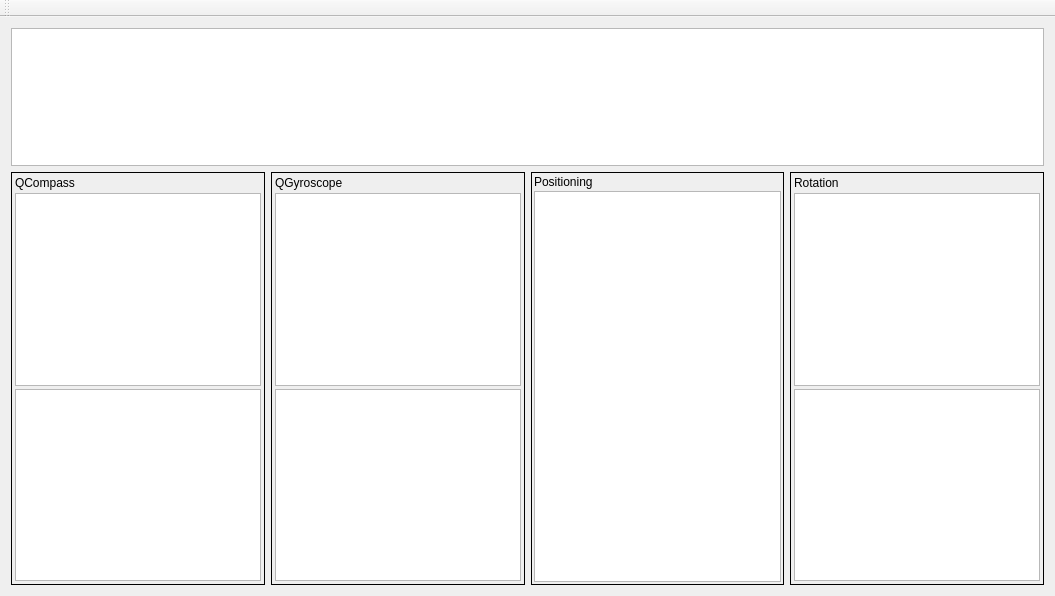
This is Sandbox/Ivan/Ivan_QtSensorTest/ivan_qtsensortest.ui in matteof/exercise as Qt 5 draws it before an edit. The edited form follows.
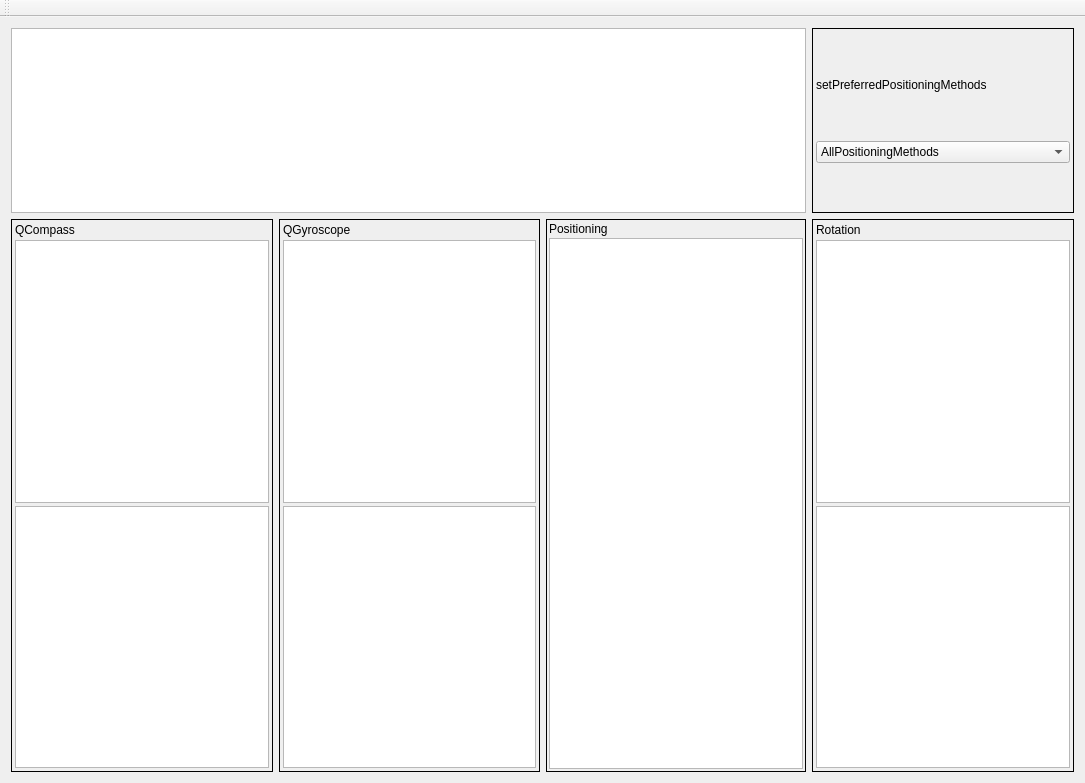
This is the edited form.

Commit message: testing qt sensors

```diff
--- a/Sandbox/Ivan/Ivan_QtSensorTest/ivan_qtsensortest.ui
+++ b/Sandbox/Ivan/Ivan_QtSensorTest/ivan_qtsensortest.ui
@@ -6,8 +6,8 @@
    <rect>
     <x>0</x>
     <y>0</y>
-    <width>1055</width>
-    <height>596</height>
+    <width>1085</width>
+    <height>783</height>
    </rect>
   </property>
   <property name="windowTitle">
@@ -15,7 +15,7 @@
   </property>
   <widget class="QWidget" name="centralWidget">
    <layout class="QGridLayout" name="gridLayout">
-    <item row="0" column="0" colspan="4">
+    <item row="0" column="0" colspan="3">
      <widget class="QTextEdit" name="mGlobalInitView">
       <property name="sizePolicy">
        <sizepolicy hsizetype="Expanding" vsizetype="Expanding">
@@ -28,6 +28,76 @@
       </property>
      </widget>
     </item>
+    <item row="0" column="3">
+     <widget class="QFrame" name="mPreferredPositioningMethodFrame">
+      <property name="sizePolicy">
+       <sizepolicy hsizetype="Preferred" vsizetype="Expanding">
+        <horstretch>0</horstretch>
+        <verstretch>1</verstretch>
+       </sizepolicy>
+      </property>
+      <property name="frameShape">
+       <enum>QFrame::Box</enum>
+      </property>
+      <property name="frameShadow">
+       <enum>QFrame::Plain</enum>
+      </property>
+      <layout class="QVBoxLayout" name="verticalLayout_5">
+       <property name="spacing">
+        <number>3</number>
+       </property>
+       <property name="leftMargin">
+        <number>3</number>
+       </property>
+       <property name="topMargin">
+        <number>3</number>
+       </property>
+       <property name="rightMargin">
+        <number>3</number>
+       </property>
+       <property name="bottomMargin">
+        <number>3</number>
+       </property>
+       <item>
+        <widget class="QLabel" name="label_6">
+         <property name="sizePolicy">
+          <sizepolicy hsizetype="Fixed" vsizetype="Fixed">
+           <horstretch>0</horstretch>
+           <verstretch>0</verstretch>
+          </sizepolicy>
+         </property>
+         <property name="text">
+          <string>setPreferredPositioningMethods</string>
+         </property>
+        </widget>
+       </item>
+       <item>
+        <widget class="QComboBox" name="mPreferredPositioningMethodCombo">
+         <item>
+          <property name="text">
+           <string>AllPositioningMethods</string>
+          </property>
+         </item>
+         <item>
+          <property name="text">
+           <string>SatellitePositioningMethods</string>
+          </property>
+         </item>
+         <item>
+          <property name="text">
+           <string>NonSatellitePositioningMethods</string>
+          </property>
+         </item>
+         <item>
+          <property name="text">
+           <string>NoPositioningMethods</string>
+          </property>
+         </item>
+        </widget>
+       </item>
+      </layout>
+     </widget>
+    </item>
     <item row="1" column="0">
      <widget class="QFrame" name="frame">
       <property name="sizePolicy">
```
Left out of the diff: 2 changed lines with no effect on the pictures. The commit also changes 2 other files.
